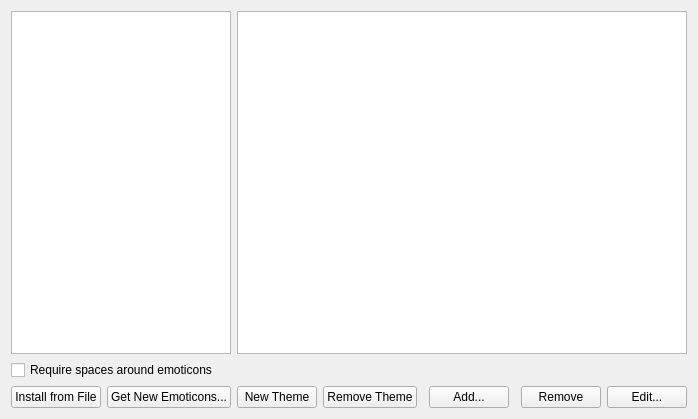
Before: the Qt Designer form kcms/emoticons/emoticonslist.ui in Sonic-DE/sonic-desktop-interface, drawn with Qt 5.
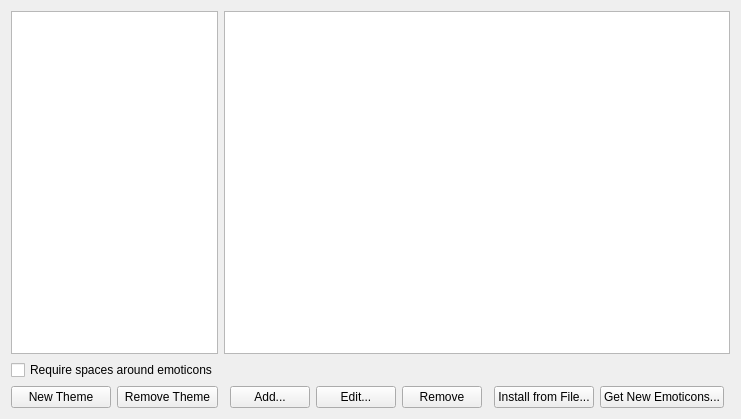
After: the same form once the commit is applied. Icons and pictures are not drawn.

Commit message:
Move GHNS buttons to the normal location for Colors and Emoticons KCMs
Summary: This patch moves the GHNS button to the bottom-right corner for the Colors and Emoticons KCMs, to match nearly all other KCMs.

Test Plan:
{F6374516}
{F6374521}

Reviewers: #plasma, #vdg, davidedmundson

Reviewed By: #plasma, davidedmundson

Subscribers: plasma-devel

Tags: #plasma

Maniphest Tasks: T9954

The edit to the form file:
```diff
--- a/kcms/emoticons/emoticonslist.ui
+++ b/kcms/emoticons/emoticonslist.ui
@@ -14,42 +14,6 @@
    <string>Emoticons Manager</string>
   </property>
   <layout class="QGridLayout">
-   <item row="5" column="8">
-    <widget class="QPushButton" name="btEdit">
-     <property name="toolTip">
-      <string>Modify the selected emoticon icon or text </string>
-     </property>
-     <property name="whatsThis">
-      <string>Edit the selected emoticon to change its icon or its text</string>
-     </property>
-     <property name="text">
-      <string>Edit...</string>
-     </property>
-    </widget>
-   </item>
-   <item row="5" column="5">
-    <widget class="QPushButton" name="btAdd">
-     <property name="toolTip">
-      <string>Create a new emoticon</string>
-     </property>
-     <property name="whatsThis">
-      <string>Create a new emoticon by assigning it an icon and some text</string>
-     </property>
-     <property name="text">
-      <string>Add...</string>
-     </property>
-    </widget>
-   </item>
-   <item row="0" column="2" rowspan="2" colspan="7">
-    <widget class="QListWidget" name="emoList">
-     <property name="iconSize">
-      <size>
-       <width>22</width>
-       <height>22</height>
-      </size>
-     </property>
-    </widget>
-   </item>
    <item row="0" column="0" rowspan="2" colspan="2">
     <widget class="QListWidget" name="themeList">
      <property name="iconSize">
@@ -60,34 +24,13 @@
      </property>
     </widget>
    </item>
-   <item row="5" column="1">
-    <widget class="QPushButton" name="btGetNew">
-     <property name="toolTip">
-      <string>Get new icon themes from the Internet</string>
-     </property>
-     <property name="whatsThis">
-      <string>You need to be connected to the Internet to use this action. A dialog will display a list of emoticon themes from the http://www.kde-look.org website. Clicking the Install button associated with a theme will install this theme locally.</string>
-     </property>
-     <property name="text">
-      <string>Get New Emoticons...</string>
-     </property>
-     <property name="icon">
-      <iconset theme="get-hot-new-stuff">
-       <normaloff/>
-      </iconset>
-     </property>
-    </widget>
-   </item>
-   <item row="5" column="0">
-    <widget class="QPushButton" name="btInstall">
-     <property name="toolTip">
-      <string>Install a theme archive file you already have locally</string>
-     </property>
-     <property name="whatsThis">
-      <string>If you already have an emoticon theme archive locally, this button will unpack it and make it available for KDE applications</string>
-     </property>
-     <property name="text">
-      <string>Install from File</string>
+   <item row="0" column="2" rowspan="2" colspan="8">
+    <widget class="QListWidget" name="emoList">
+     <property name="iconSize">
+      <size>
+       <width>22</width>
+       <height>22</height>
+      </size>
      </property>
     </widget>
    </item>
@@ -98,7 +41,20 @@
      </property>
     </widget>
    </item>
-   <item row="5" column="3">
+   <item row="5" column="0">
+    <widget class="QPushButton" name="btNew">
+     <property name="toolTip">
+      <string>Design a new emoticon theme</string>
+     </property>
+     <property name="whatsThis">
+      <string>Start a new theme by assigning it a name. Then use the Add button on the right to add emoticons to this theme.</string>
+     </property>
+     <property name="text">
+      <string>New Theme</string>
+     </property>
+    </widget>
+   </item>
+   <item row="5" column="1">
     <widget class="QPushButton" name="btRemoveTheme">
      <property name="toolTip">
       <string>Remove the selected theme from your disk</string>
@@ -111,21 +67,21 @@
      </property>
     </widget>
    </item>
-   <item row="5" column="4">
-    <spacer name="horizontalSpacer">
-     <property name="orientation">
-      <enum>Qt::Horizontal</enum>
-     </property>
-     <property name="sizeHint" stdset="0">
-      <size>
-       <width>40</width>
-       <height>20</height>
-      </size>
-     </property>
-    </spacer>
-   </item>
    <item row="5" column="2">
-    <widget class="QPushButton" name="btNew">
+    <spacer name="horizontalSpacer_1">
+     <property name="orientation">
+      <enum>Qt::Horizontal</enum>
+     </property>
+     <property name="sizeHint" stdset="0">
+      <size>
+       <width>40</width>
+       <height>20</height>
+      </size>
+     </property>
+    </spacer>
+   </item>
+   <item row="5" column="3">
+    <widget class="QPushButton" name="btAdd">
      <property name="toolTip">
       <string>Design a new emoticon theme</string>
      </property>
@@ -133,11 +89,24 @@
       <string>Start a new theme by assigning it a name. Then use the Add button on the right to add emoticons to this theme.</string>
      </property>
      <property name="text">
-      <string>New Theme</string>
+      <string>Add...</string>
      </property>
     </widget>
    </item>
-   <item row="5" column="7">
+   <item row="5" column="4">
+    <widget class="QPushButton" name="btEdit">
+     <property name="toolTip">
+      <string>Modify the selected emoticon icon or text </string>
+     </property>
+     <property name="whatsThis">
+      <string>Edit the selected emoticon to change its icon or its text</string>
+     </property>
+     <property name="text">
+      <string>Edit...</string>
+     </property>
+    </widget>
+   </item>
+   <item row="5" column="5">
     <widget class="QPushButton" name="btRemoveEmoticon">
      <property name="toolTip">
       <string>Remove the selected emoticon</string>
@@ -150,6 +119,50 @@
      </property>
     </widget>
    </item>
+   <item row="5" column="6">
+    <spacer name="horizontalSpacer_2">
+     <property name="orientation">
+      <enum>Qt::Horizontal</enum>
+     </property>
+     <property name="sizeHint" stdset="0">
+      <size>
+       <width>40</width>
+       <height>20</height>
+      </size>
+     </property>
+    </spacer>
+   </item>
+   <item row="5" column="7">
+    <widget class="QPushButton" name="btInstall">
+     <property name="toolTip">
+      <string>Install a theme archive file you already have locally</string>
+     </property>
+     <property name="whatsThis">
+      <string>If you already have an emoticon theme archive locally, this button will unpack it and make it available for KDE applications</string>
+     </property>
+     <property name="text">
+      <string>Install from File...</string>
+     </property>
+    </widget>
+   </item>
+   <item row="5" column="8">
+    <widget class="QPushButton" name="btGetNew">
+     <property name="toolTip">
+      <string>Get new icon themes from the Internet</string>
+     </property>
+     <property name="whatsThis">
+      <string>You need to be connected to the Internet to use this action. A dialog will display a list of emoticon themes from the http://www.kde-look.org website. Clicking the Install button associated with a theme will install this theme locally.</string>
+     </property>
+     <property name="text">
+      <string>Get New Emoticons...</string>
+     </property>
+     <property name="icon">
+      <iconset theme="get-hot-new-stuff">
+       <normaloff/>
+      </iconset>
+     </property>
+    </widget>
+   </item>
   </layout>
  </widget>
  <resources/>
```
Left out of the diff: 4 changed lines with no effect on the pictures. The commit also changes 1 other file.
